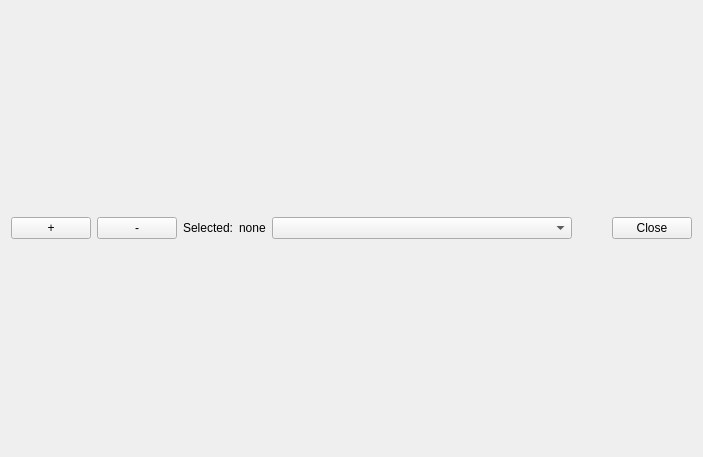
Before: the Qt Designer form resource/GraphVis.ui in dseredyn/rqt_agent, drawn with Qt 5.
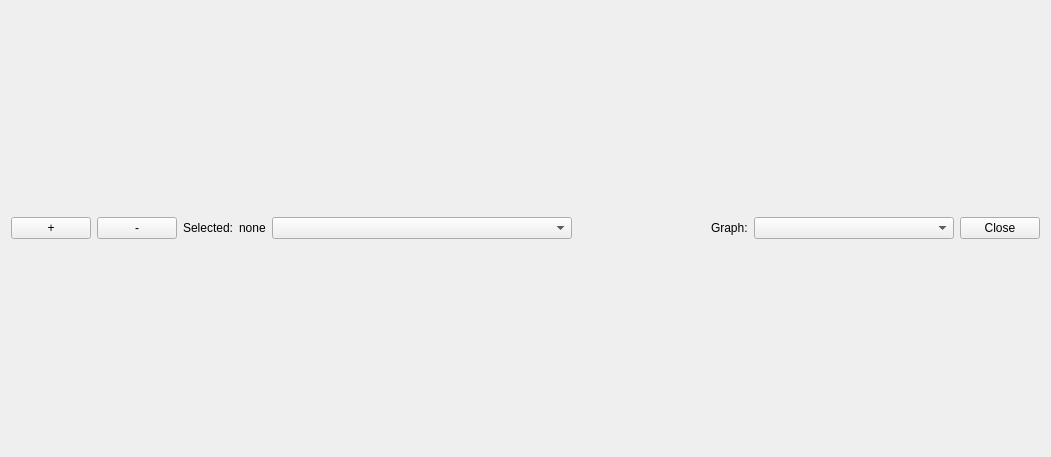
After: the same form once the commit is applied.

Commit message: graphs for behaviors

```diff
--- a/resource/GraphVis.ui
+++ b/resource/GraphVis.ui
@@ -6,7 +6,7 @@
    <rect>
     <x>0</x>
     <y>0</y>
-    <width>703</width>
+    <width>1051</width>
     <height>457</height>
    </rect>
   </property>
@@ -15,7 +15,7 @@
   </property>
   <layout class="QVBoxLayout" name="verticalLayout">
    <item>
-    <layout class="QHBoxLayout" name="horizontalLayout" stretch="0,0,0,0,0,0,0">
+    <layout class="QHBoxLayout" name="horizontalLayout" stretch="0,0,0,0,0,0,0,0,0">
      <property name="bottomMargin">
       <number>0</number>
      </property>
@@ -79,6 +79,23 @@
        </property>
       </spacer>
      </item>
+     <item>
+      <widget class="QLabel" name="label_2">
+       <property name="text">
+        <string>Graph:</string>
+       </property>
+      </widget>
+     </item>
+     <item>
+      <widget class="QComboBox" name="comboBoxGraphs">
+       <property name="minimumSize">
+        <size>
+         <width>200</width>
+         <height>0</height>
+        </size>
+       </property>
+      </widget>
+     </item>
      <item>
       <widget class="QPushButton" name="pushButton_close">
        <property name="text">
```
The commit also changes 1 other file.
